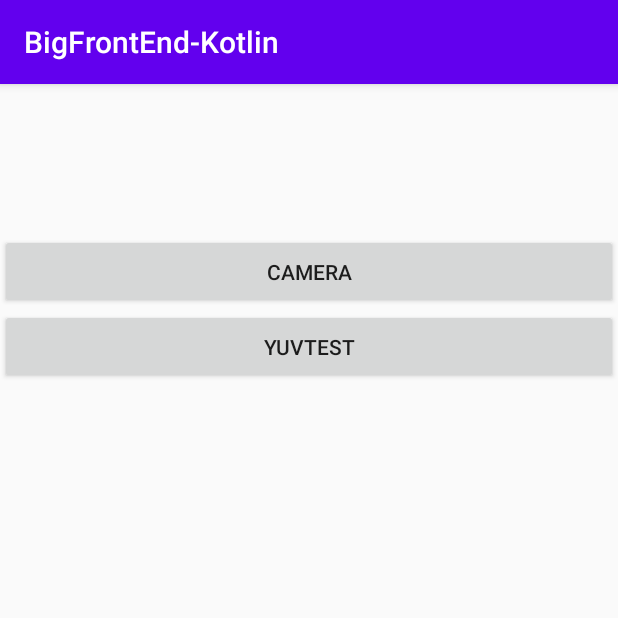
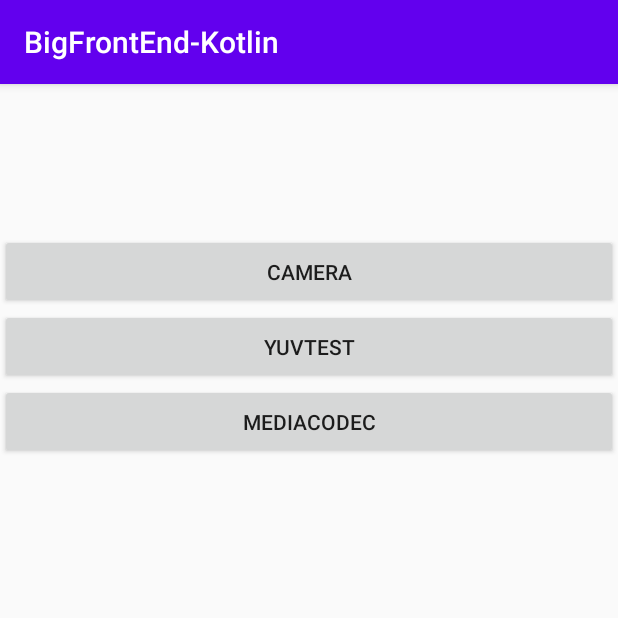
Before and after one commit to kalusyu/BigFrontEnd-Kotlin, an Android app: the screen it shows after launch (DemoActivity), on a phone screen of 412 x 824 dp, the top half of it. Run offline under Robolectric (Android 15) with nearby library versions, the phone set to English and light mode, and no system bars; libraries missing offline, so code that uses them is left out: androidx.camera.camera2, androidx.camera.core, com.blankj.utilcode.

```diff
--- a/app/src/main/java/com/kalusyu/bigfrontend_kotlin/DemoActivity.kt
+++ b/app/src/main/java/com/kalusyu/bigfrontend_kotlin/DemoActivity.kt
@@ -13,6 +13,7 @@ import androidx.core.app.ActivityCompat
 import androidx.core.content.ContextCompat
 import com.blankj.utilcode.util.TimeUtils
 import com.kalusyu.bigfrontend_kotlin.camerax.CameraActivity
+import com.kalusyu.bigfrontend_kotlin.mediacodec.MediaCodecActivity
 import kotlinx.android.synthetic.main.demo_layout.*
 
 
@@ -37,6 +38,10 @@ class DemoActivity : AppCompatActivity() {
 
         btn2.setOnClickListener {
             val intent = Intent(this, MainActivity::class.java)
+            startActivity(intent)
+        }
+        btn3.setOnClickListener {
+            val intent = Intent(this, MediaCodecActivity::class.java)
             startActivity(intent)
         }
 
--- a/app/src/main/java/com/kalusyu/bigfrontend_kotlin/mediacodec/MediaCodecActivity.kt
+++ b/app/src/main/java/com/kalusyu/bigfrontend_kotlin/mediacodec/MediaCodecActivity.kt
@@ -51,6 +51,7 @@ class MediaCodecActivity : AppCompatActivity() {
 
             override fun surfaceCreated(holder: SurfaceHolder?) {
                 val selTrackFmt = chooseVideoTrack(extractor)
+                selTrackFmt?.setInteger(MediaFormat.KEY_FRAME_RATE, 15)
                 val codec = createCodec(selTrackFmt!!, media_codec_surface.holder.surface)
                 codec?.run {
                     setCallback(object : MediaCodec.Callback() {
--- a/app/src/main/res/layout/demo_layout.xml
+++ b/app/src/main/res/layout/demo_layout.xml
@@ -23,5 +23,12 @@
             android:text="YuvTest"
             app:layout_constraintTop_toBottomOf="@id/btn1" />
 
+        <Button
+            android:id="@+id/btn3"
+            android:layout_width="match_parent"
+            android:layout_height="50dp"
+            android:text="MediaCodec"
+            app:layout_constraintTop_toBottomOf="@id/btn2" />
+
     </androidx.constraintlayout.widget.ConstraintLayout>
 </androidx.core.widget.NestedScrollView>
```
Also changed, not shown: app/src/main/AndroidManifest.xml (+3 -4 lines), app/src/main/java/com/kalusyu/bigfrontend_kotlin/h264decode/H264Activity.kt (added, +32 -0 lines), app/src/main/res/layout/activity_h264.xml (added, +13 -0 lines).
